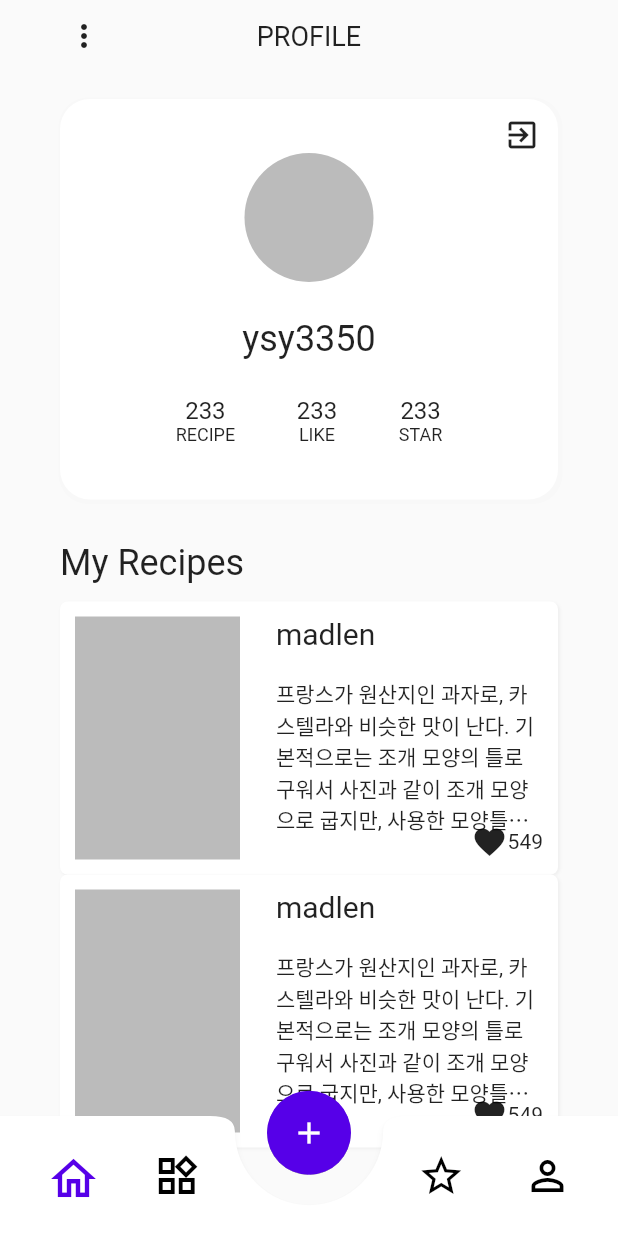
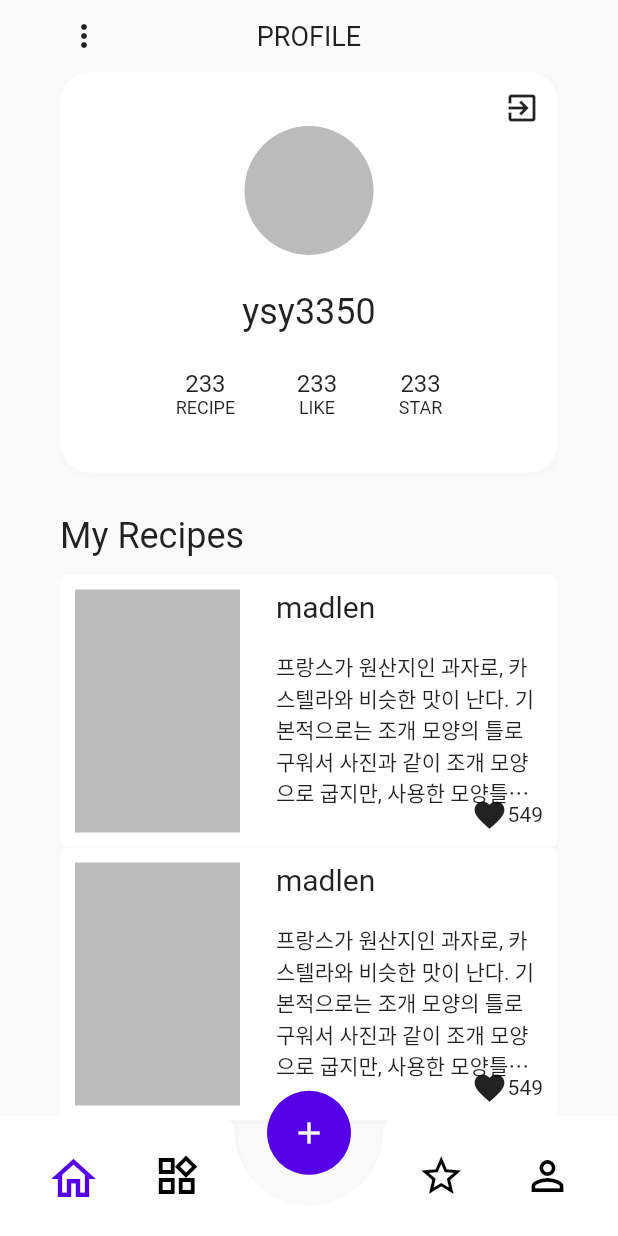
Before and after one commit to Yun-SeYeong/Flutter-Baking-Application, a Flutter app: the screen it shows after launch, swiped to page 4, on a phone screen of 412 x 824 dp. Run offline on Flutter 3.47's test engine with Material 2 defaults, Android fonts, the phone set to English and light mode, and no system bars.

Commit message:
[UPDAT] update  page interaction

```diff
--- a/lib/pages/DashBoardPage.dart
+++ b/lib/pages/DashBoardPage.dart
@@ -17,10 +17,10 @@ class _DashBoardPageState extends State<DashBoardPage> {
 
   @override
   Widget build(BuildContext context) {
-    final double _statusBarHeight = MediaQuery
-        .of(context)
-        .padding
-        .top;
+    final double _statusBarHeight = MediaQuery.of(context).padding.top;
+    final double _height = MediaQuery.of(context).size.height;
+    final double _titleHeight = 48.0;
+    final double _contentHeight = _height - _statusBarHeight - _titleHeight;
     return Scaffold(
       body: Stack(
         children: [
@@ -31,7 +31,7 @@ class _DashBoardPageState extends State<DashBoardPage> {
                 mainAxisAlignment: MainAxisAlignment.start,
                 children: [
                   Container(
-                    height: 48.0,
+                    height: _titleHeight,
                     margin:
                     EdgeInsets.only(
                         top: _statusBarHeight, left: 32.0, right: 32.0),
@@ -51,9 +51,11 @@ class _DashBoardPageState extends State<DashBoardPage> {
                     ),
                   ),
                   Container(
+                    height: _contentHeight,
                     padding: EdgeInsets.only(
-                        left: 32.0, right: 32.0, top: 36.0),
-                    child: Column(
+                        left: 32.0, right: 32.0),
+                    child: ListView(
+                      physics: BouncingScrollPhysics(),
                       children: [
                         ElevatedButton(
                           onPressed: () {},
@@ -189,7 +191,10 @@ class _DashBoardPageState extends State<DashBoardPage> {
                               )
                             ],
                           ),
-                        )
+                        ),
+                        const SizedBox(
+                          height: 120.0,
+                        ),
                       ],
                     ),
                   ),
--- a/lib/pages/ProfilePage.dart
+++ b/lib/pages/ProfilePage.dart
@@ -43,10 +43,8 @@ class ProfilePageState extends State<ProfilePage> {
             height: _contentHeight,
             padding: const EdgeInsets.symmetric(horizontal: 40.0),
             child: ListView(
+              physics: BouncingScrollPhysics(),
               children: [
-                SizedBox(
-                  height: 18.0,
-                ),
                 MyProfileWidget(),
                 SizedBox(
                   height: 28.0,
@@ -62,7 +60,10 @@ class ProfilePageState extends State<ProfilePage> {
                         "프랑스가 원산지인 과자로, 카스텔라와 비슷한 맛이 난다. 기본적으로는 조개 모양의 틀로 구워서 사진과 같이 조개 모양으로 굽지만, 사용한 모양틀에 따라 다",
                         "549")
                   ],
-                )
+                ),
+                SizedBox(
+                  height: 100.0,
+                ),
               ],
             ),
           ),
```
